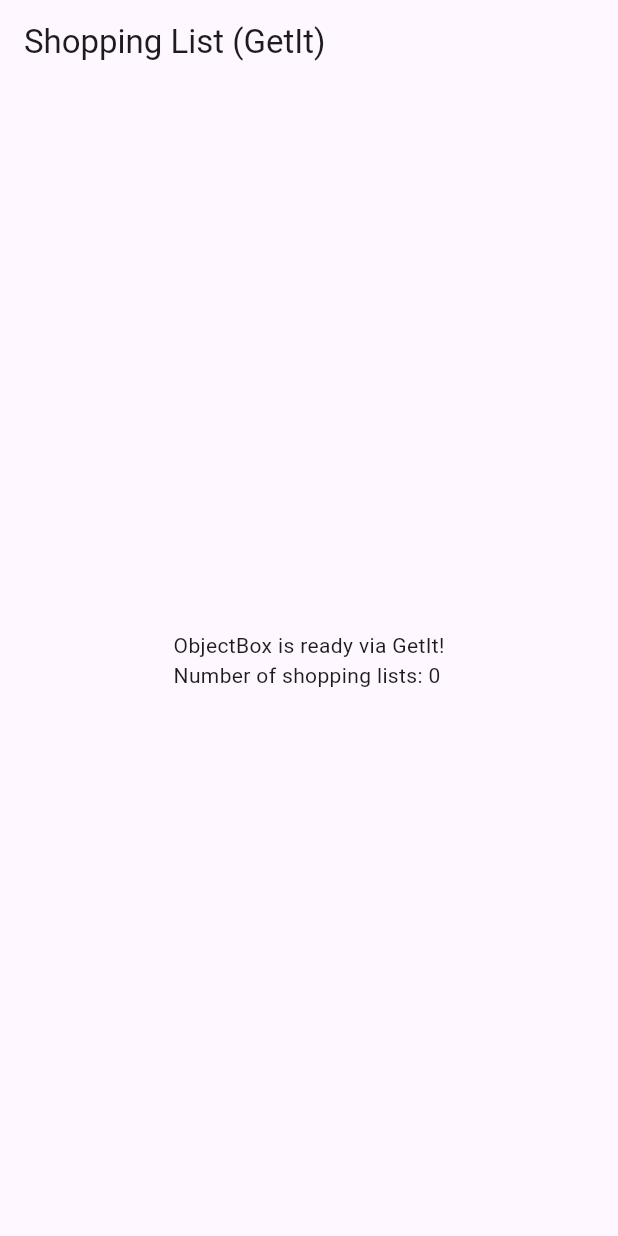
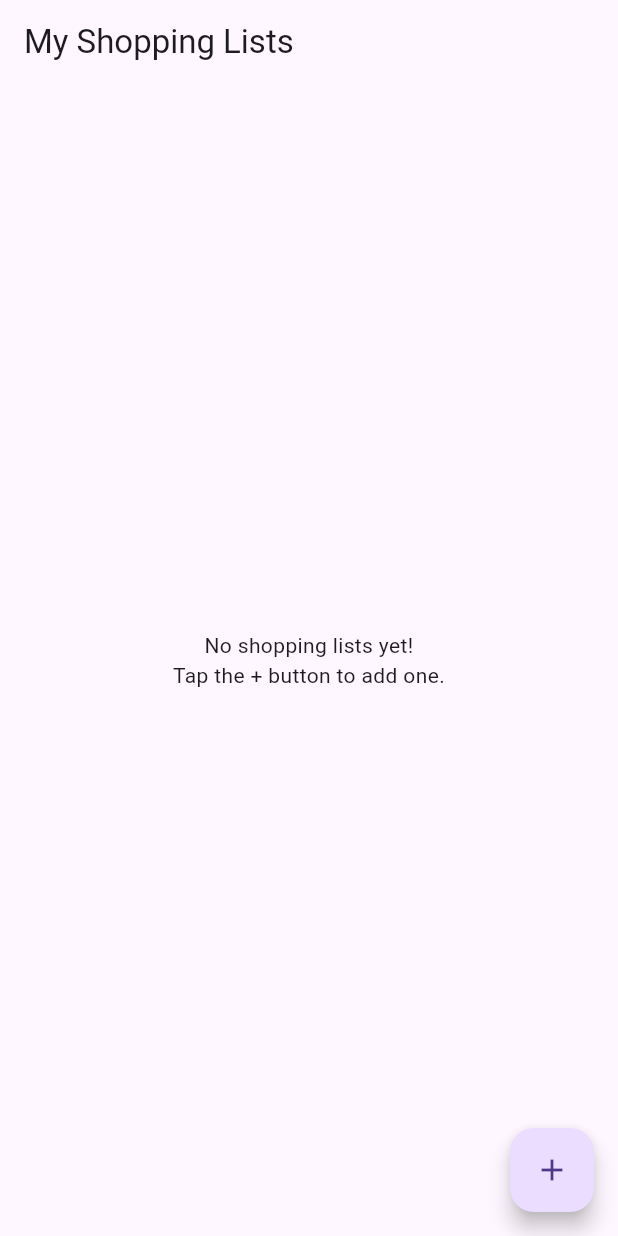
Before and after one commit to PapaBear4/smart_shopper, a Flutter app: the screen it shows after launch, on a phone screen of 412 x 824 dp. Run offline on Flutter 3.47's test engine with Material 3 defaults, Android fonts, the phone set to English and light mode, and no system bars; our stand-ins replace bloc, equatable, flutter_bloc, get_it, go_router, objectbox; generated files the repository leaves out were written again.

Commit message:
progress

```diff
--- /dev/null
+++ b/lib/features/shopping_lists/cubit/shopping_list_cubit.dart
@@ -0,0 +1,80 @@
+// lib/features/shopping_lists/cubit/shopping_list_cubit.dart
+import 'dart:async'; // For StreamSubscription
+import 'package:bloc/bloc.dart';
+import 'package:equatable/equatable.dart';
+import '../../../models/models.dart'; // Barrel file
+import '../../../repositories/shopping_list_repository.dart'; // Repository
+
+part 'shopping_list_state.dart'; // Link state file
+
+class ShoppingListCubit extends Cubit<ShoppingListState> {
+  final IShoppingListRepository _repository;
+  StreamSubscription? _listSubscription; // To listen to repository stream
+
+  ShoppingListCubit({required IShoppingListRepository repository})
+      : _repository = repository,
+        super(ShoppingListInitial()) {
+    _subscribeToLists(); // Start listening immediately
+  }
+
+  // Subscribe to the stream from the repository
+  void _subscribeToLists() {
+    emit(ShoppingListLoading()); // Indicate loading initially
+    _listSubscription?.cancel(); // Cancel previous subscription if any
+    _listSubscription = _repository.getAllListsStream().listen(
+      (lists) {
+        emit(ShoppingListLoaded(lists)); // Emit loaded state with data
+      },
+      onError: (error) {
+        // TODO: Add proper error handling/logging
+        emit(ShoppingListError("Failed to load lists: $error"));
+      },
+    );
+  }
+
+  Future<void> addList(String name) async {
+    if (name.trim().isEmpty) return; // Basic validation
+
+    try {
+      final newList = ShoppingList(name: name.trim());
+      await _repository.addList(newList);
+      // No need to emit here, the stream subscription will trigger an update
+    } catch (e) {
+      // TODO: Improve error feedback
+      emit(ShoppingListError("Failed to add list: $e"));
+      // Re-emit previous loaded state if possible, or reload
+      _subscribeToLists(); // Attempt to reload lists on error
+    }
+  }
+
+  Future<void> deleteList(int id) async {
+    try {
+      await _repository.deleteList(id);
+      // Stream subscription handles the UI update
+    } catch (e) {
+      emit(ShoppingListError("Failed to delete list: $e"));
+       _subscribeToLists(); // Attempt to reload lists on error
+    }
+  }
+
+  Future<void> renameList(int id, String newName) async {
+     if (newName.trim().isEmpty) return;
+     try {
+        // Create an updated object with the same ID
+       final updatedList = ShoppingList(id: id, name: newName.trim());
+       await _repository.updateList(updatedList);
+       // Stream handles UI update
+     } catch (e) {
+       emit(ShoppingListError("Failed to rename list: $e"));
+       _subscribeToLists(); // Attempt to reload lists on error
+     }
+  }
+
+
+  // Remember to cancel the subscription when the Cubit is closed
+  @override
+  Future<void> close() {
+    _listSubscription?.cancel();
+    return super.close();
+  }
+}
--- /dev/null
+++ b/lib/features/shopping_lists/cubit/shopping_list_state.dart
@@ -0,0 +1,32 @@
+// lib/features/shopping_lists/cubit/shopping_list_state.dart
+part of 'shopping_list_cubit.dart'; // Link to the cubit file
+
+// Using sealed class for states can be beneficial, but simple classes work too
+abstract class ShoppingListState extends Equatable {
+  const ShoppingListState();
+
+  @override
+  List<Object> get props => [];
+}
+
+class ShoppingListInitial extends ShoppingListState {}
+
+class ShoppingListLoading extends ShoppingListState {}
+
+class ShoppingListLoaded extends ShoppingListState {
+  final List<ShoppingList> lists;
+
+  const ShoppingListLoaded(this.lists);
+
+  @override
+  List<Object> get props => [lists];
+}
+
+class ShoppingListError extends ShoppingListState {
+  final String message;
+
+  const ShoppingListError(this.message);
+
+  @override
+  List<Object> get props => [message];
+}
--- /dev/null
+++ b/lib/features/shopping_lists/view/shopping_lists_screen.dart
@@ -0,0 +1,197 @@
+import 'package:flutter/material.dart';
+import 'package:flutter_bloc/flutter_bloc.dart'; // Import Bloc package
+import '../../../models/models.dart';           // Models barrel file
+import '../../../service_locator.dart';         // To get dependencies (GetIt)
+import '../cubit/shopping_list_cubit.dart';     // The Cubit for this feature
+
+class ShoppingListsScreen extends StatelessWidget {
+  const ShoppingListsScreen({super.key});
+
+  @override
+  Widget build(BuildContext context) {
+    // Provide the Cubit to the widget tree below.
+    // BlocProvider creates and provides an instance of ShoppingListCubit.
+    // We use getIt<ShoppingListCubit>() to get the factory-registered instance.
+    return BlocProvider(
+      create: (context) => getIt<ShoppingListCubit>(),
+      child: Scaffold(
+        appBar: AppBar(
+          title: const Text('My Shopping Lists'),
+          // Optional: Add actions later if needed
+        ),
+        // Use BlocBuilder to react to state changes from the Cubit
+        body: BlocBuilder<ShoppingListCubit, ShoppingListState>(
+          builder: (context, state) {
+            // ---- Loading State ----
+            if (state is ShoppingListLoading || state is ShoppingListInitial) {
+              return const Center(child: CircularProgressIndicator());
+            }
+            // ---- Error State ----
+            if (state is ShoppingListError) {
+              return Center(
+                child: Padding(
+                  padding: const EdgeInsets.all(16.0),
+                  child: Text(
+                    'Error loading lists: ${state.message}\nPlease try again later.',
+                    textAlign: TextAlign.center,
+                  ),
+                ),
+              );
+            }
+            // ---- Loaded State ----
+            if (state is ShoppingListLoaded) {
+              // Handle empty list case
+              if (state.lists.isEmpty) {
+                return const Center(
+                  child: Text(
+                    'No shopping lists yet!\nTap the + button to add one.',
+                    textAlign: TextAlign.center,
+                  ),
+                );
+              }
+              // Display the list using ListView.builder
+              return ListView.builder(
+                itemCount: state.lists.length,
+                itemBuilder: (context, index) {
+                  final list = state.lists[index];
+                  return Dismissible(
+                    key: ValueKey(list.id), // Unique key for Dismissible
+                    direction: DismissDirection.endToStart, // Swipe left to delete
+                    background: Container(
+                      color: Colors.red,
+                      alignment: Alignment.centerRight,
+                      padding: const EdgeInsets.symmetric(horizontal: 20.0),
+                      child: const Icon(Icons.delete, color: Colors.white),
+                    ),
+                    // Confirmation dialog before deleting (Optional but recommended)
+                    confirmDismiss: (direction) async {
+                      return await showDialog<bool>(
+                            context: context,
+                            builder: (BuildContext ctx) {
+                              return AlertDialog(
+                                title: const Text('Confirm Deletion'),
+                                content: Text('Are you sure you want to delete "${list.name}"?'),
+                                actions: <Widget>[
+                                  TextButton(
+                                    onPressed: () => Navigator.of(ctx).pop(false), // Return false
+                                    child: const Text('Cancel'),
+                                  ),
+                                  TextButton(
+                                    onPressed: () => Navigator.of(ctx).pop(true), // Return true
+                                    child: const Text('Delete', style: TextStyle(color: Colors.red)),
+                                  ),
+                                ],
+                              );
+                            },
+                          ) ?? false; // Return false if dialog is dismissed
+                    },
+                    onDismissed: (direction) {
+                      // Call Cubit method to delete the list
+                      context.read<ShoppingListCubit>().deleteList(list.id);
+                      // Show a snackbar confirmation
+                      ScaffoldMessenger.of(context).showSnackBar(
+                        SnackBar(
+                          content: Text('${list.name} deleted'),
+                          duration: const Duration(seconds: 2),
+                        ),
+                      );
+                    },
+                    child: ListTile(
+                      title: Text(list.name),
+                      trailing: IconButton( // Edit button
+                        icon: const Icon(Icons.edit),
+                        onPressed: () {
+                          _showAddEditListDialog(context, list: list); // Pass list for editing
+                        },
+                      ),
+                      onTap: () {
+                        // TODO: Navigate to list details screen
+                        print('Tapped on list: ${list.name} (ID: ${list.id})');
+                        // Example for later using go_router:
+                        // context.push('/list/${list.id}');
+                      },
+                    ),
+                  );
+                },
+              );
+            }
+            // Fallback for any unhandled state (shouldn't happen ideally)
+            return const Center(child: Text('Something went wrong.'));
+          },
+        ),
+        floatingActionButton: FloatingActionButton(
+          onPressed: () {
+            _showAddEditListDialog(context); // Call without list for adding
+          },
+          tooltip: 'Add New List',
+          child: const Icon(Icons.add),
+        ),
+      ),
+    );
+  }
+
+  // --- Helper Function for Add/Edit Dialog ---
+  Future<void> _showAddEditListDialog(BuildContext context, {ShoppingList? list}) async {
+    final _formKey = GlobalKey<FormState>();
+    final TextEditingController nameController = TextEditingController(text: list?.name ?? '');
+    final bool isEditing = list != null;
+
+    return showDialog<void>(
+      context: context,
+      barrierDismissible: false, // User must tap button!
+      builder: (BuildContext dialogContext) {
+        // Use BlocProvider.value to provide the existing Cubit instance to the dialog
+        return BlocProvider.value(
+          value: BlocProvider.of<ShoppingListCubit>(context),
+          child: AlertDialog(
+            title: Text(isEditing ? 'Rename List' : 'Add New List'),
+            content: SingleChildScrollView(
+              child: Form(
+                key: _formKey,
+                child: ListBody(
+                  children: <Widget>[
+                    TextFormField(
+                      controller: nameController,
+                      autofocus: true,
+                      decoration: const InputDecoration(hintText: 'List Name'),
+                      validator: (value) {
+                        if (value == null || value.trim().isEmpty) {
+                          return 'Please enter a list name';
+                        }
+                        return null;
+                      },
+                    ),
+                  ],
+                ),
+              ),
+            ),
+            actions: <Widget>[
+              TextButton(
+                child: const Text('Cancel'),
+                onPressed: () {
+                  Navigator.of(dialogContext).pop(); // Close the dialog
+                },
+              ),
+              TextButton(
+                child: Text(isEditing ? 'Save' : 'Add'),
+                onPressed: () {
+                  if (_formKey.currentState!.validate()) {
+                    final listName = nameController.text.trim();
+                    if (isEditing) {
+                      // Call rename method from the Cubit provided to the dialog
+                      dialogContext.read<ShoppingListCubit>().renameList(list!.id, listName);
+                    } else {
+                       // Call add method from the Cubit provided to the dialog
+                      dialogContext.read<ShoppingListCubit>().addList(listName);
+                    }
+                    Navigator.of(dialogContext).pop(); // Close the dialog
+                  }
+                },
+              ),
+            ],
+          ),
+        );
+      },
+    );
+  }
+}
--- a/lib/main.dart
+++ b/lib/main.dart
@@ -1,18 +1,17 @@
 import 'package:flutter/material.dart';
 import 'objectbox.dart'; // Import the ObjectBox helper class
 import 'service_locator.dart'; // Import the GetIt setup file
+import 'routing/app_router.dart'; // Import the router config
 
 Future<void> main() async {
   // IMPORTANT: Ensure Flutter bindings are initialized before using plugins.
   WidgetsFlutterBinding.ensureInitialized();
 
-  // 1. Create the ObjectBox instance (as before)
+  // OBJECTBOX SETUP
   final objectboxInstance = await ObjectBox.create();
-
-  // 2. Call the setup function and pass the ObjectBox instance to register it
   setupLocator(objectboxInstance);
 
-  // 3. Now run the app
+  // RUN THE APP
   runApp(const MyApp());
 }
 
@@ -24,13 +23,14 @@ class MyApp extends StatelessWidget {
   @override
   Widget build(BuildContext context) {
     // Later, we'll wrap this with BlocProvider, RepositoryProvider etc.
-    return MaterialApp(
+    return MaterialApp.router(
       title: 'Shopping List App',
       theme: ThemeData(
         primarySwatch: Colors.blue,
         useMaterial3: true, // Optional: Use Material 3 design
+        brightness: Brightness.light,
       ),
-      home: const ExampleHomeScreen(),
+      routerConfig: appRouter,
     );
   }
 }
@@ -45,7 +45,8 @@ class ExampleHomeScreen extends StatelessWidget {
     final objectbox = getIt<ObjectBox>();
 
     // Now you can use the objectbox instance, e.g., access its boxes
-    int listCount = objectbox.shoppingListBox.count(); // Example: Get count of lists
+    int listCount =
+        objectbox.shoppingListBox.count(); // Example: Get count of lists
 
     return Scaffold(
       appBar: AppBar(title: const Text('Shopping List (GetIt)')),
--- /dev/null
+++ b/lib/routing/app_router.dart
@@ -0,0 +1,47 @@
+import 'package:flutter/material.dart';
+import 'package:go_router/go_router.dart';
+import '../features/shopping_lists/view/shopping_lists_screen.dart'; // Import your main screen
+
+// Define the router configuration
+final GoRouter appRouter = GoRouter(
+  // Set the initial route when the app starts
+  initialLocation: '/',
+
+  // Define the list of routes
+  routes: <RouteBase>[
+    // Route for the main Shopping Lists screen
+    GoRoute(
+      path: '/', // This is the root path
+      builder: (BuildContext context, GoRouterState state) {
+        // When the path is '/', build and return the ShoppingListsScreen
+        return const ShoppingListsScreen();
+      },
+      // We can define nested routes later for list details, items etc.
+      // Example for later:
+      /*
+      routes: <RouteBase>[
+        GoRoute(
+          path: 'list/:listId', // Path parameter for list ID e.g., /list/1
+          builder: (BuildContext context, GoRouterState state) {
+            // Extract the listId from the path parameters
+            final String listIdString = state.pathParameters['listId'] ?? '0';
+            final int listId = int.tryParse(listIdString) ?? 0;
+            // Return the screen for viewing items in a specific list
+            // return ShoppingItemsScreen(listId: listId); // You'll create this screen later
+          },
+        ),
+      ],
+      */
+    ),
+
+    // Add other top-level routes here if needed (e.g., '/settings')
+  ],
+
+  // Optional: A builder for handling routes that are not found
+  errorBuilder: (context, state) => Scaffold(
+    appBar: AppBar(title: const Text('Page Not Found')),
+    body: Center(
+      child: Text('The route "${state.uri}" could not be found.'),
+    ),
+  ),
+);
--- a/pubspec.yaml
+++ b/pubspec.yaml
@@ -9,13 +9,13 @@ environment:
 dependencies:
   flutter:
     sdk: flutter
-  flutter_bloc: ^8.1.5        # State Management (BLoC Pattern)
+  flutter_bloc: ^9.1.0        # State Management (BLoC Pattern)
   equatable: ^2.0.5         # Value equality for BLoC states/events
   objectbox: ^4.0.3         # ObjectBox core database library
   objectbox_flutter_libs: ^4.0.3 # ObjectBox native libraries (runtime dependency)
   path_provider: ^2.1.3     # Find filesystem paths (used by ObjectBox)
   path: ^1.9.0              # Path manipulation (used with path_provider)
-  get_it: ^7.7.0            # Service Locator for Dependency Injection
+  get_it: ^8.0.3            # Service Locator for Dependency Injection
   go_router: ^14.1.0        # Declarative Routing/Navigation
   url_launcher: ^6.3.0      # Launch URLs (websites, phone calls)
   cupertino_icons: ^1.0.6
```
Also changed, not shown: lib/repositories/shopping_list_repository.dart (added, +49 -0 lines), lib/service_locator.dart (+15 -10 lines), pubspec.lock.
